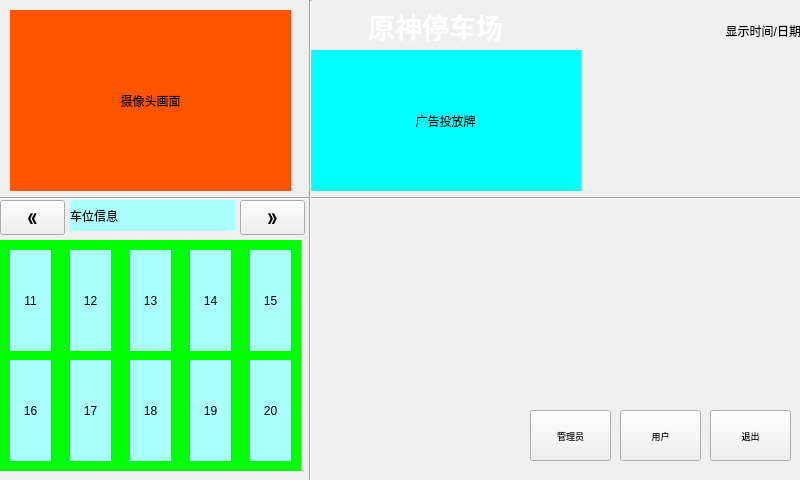
Above: mainwindow.ui from djcdei/Garage-management before the change. Below: the same form after it.
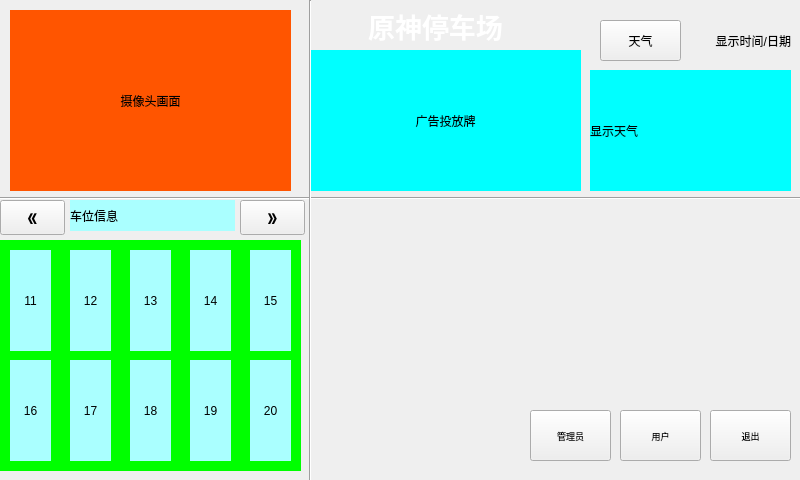
That is the form after the change.

```diff
--- a/mainwindow.ui
+++ b/mainwindow.ui
@@ -84,8 +84,8 @@
    <widget class="QLabel" name="label_date">
     <property name="geometry">
      <rect>
-      <x>600</x>
-      <y>0</y>
+      <x>590</x>
+      <y>10</y>
       <width>201</width>
       <height>61</height>
      </rect>
@@ -653,6 +653,43 @@
      </widget>
     </widget>
    </widget>
+   <widget class="QPushButton" name="pb_weather">
+    <property name="geometry">
+     <rect>
+      <x>600</x>
+      <y>20</y>
+      <width>81</width>
+      <height>41</height>
+     </rect>
+    </property>
+    <property name="text">
+     <string>天气</string>
+    </property>
+   </widget>
+   <widget class="QLabel" name="label_weather">
+    <property name="geometry">
+     <rect>
+      <x>590</x>
+      <y>70</y>
+      <width>201</width>
+      <height>121</height>
+     </rect>
+    </property>
+    <property name="font">
+     <font>
+      <pointsize>9</pointsize>
+     </font>
+    </property>
+    <property name="styleSheet">
+     <string notr="true">background-color: rgb(0, 255, 255);</string>
+    </property>
+    <property name="text">
+     <string>显示天气</string>
+    </property>
+    <property name="alignment">
+     <set>Qt::AlignLeading|Qt::AlignLeft|Qt::AlignVCenter</set>
+    </property>
+   </widget>
   </widget>
  </widget>
  <resources/>
```
